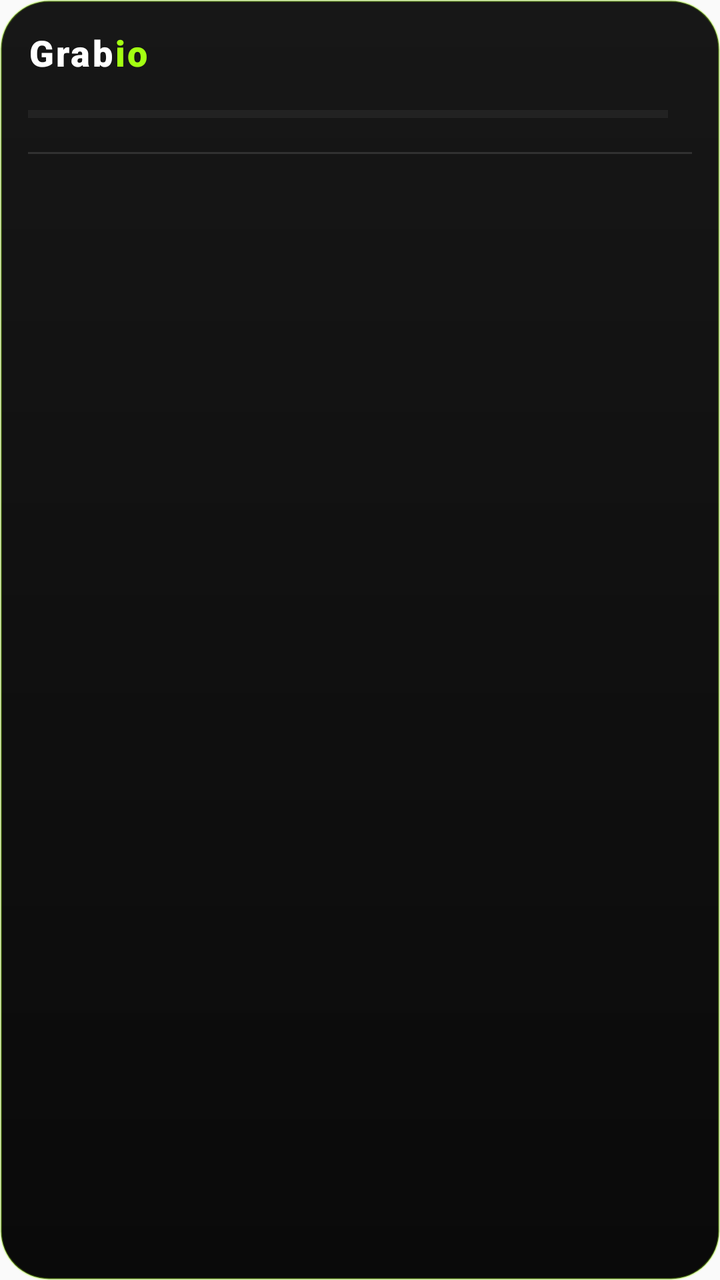
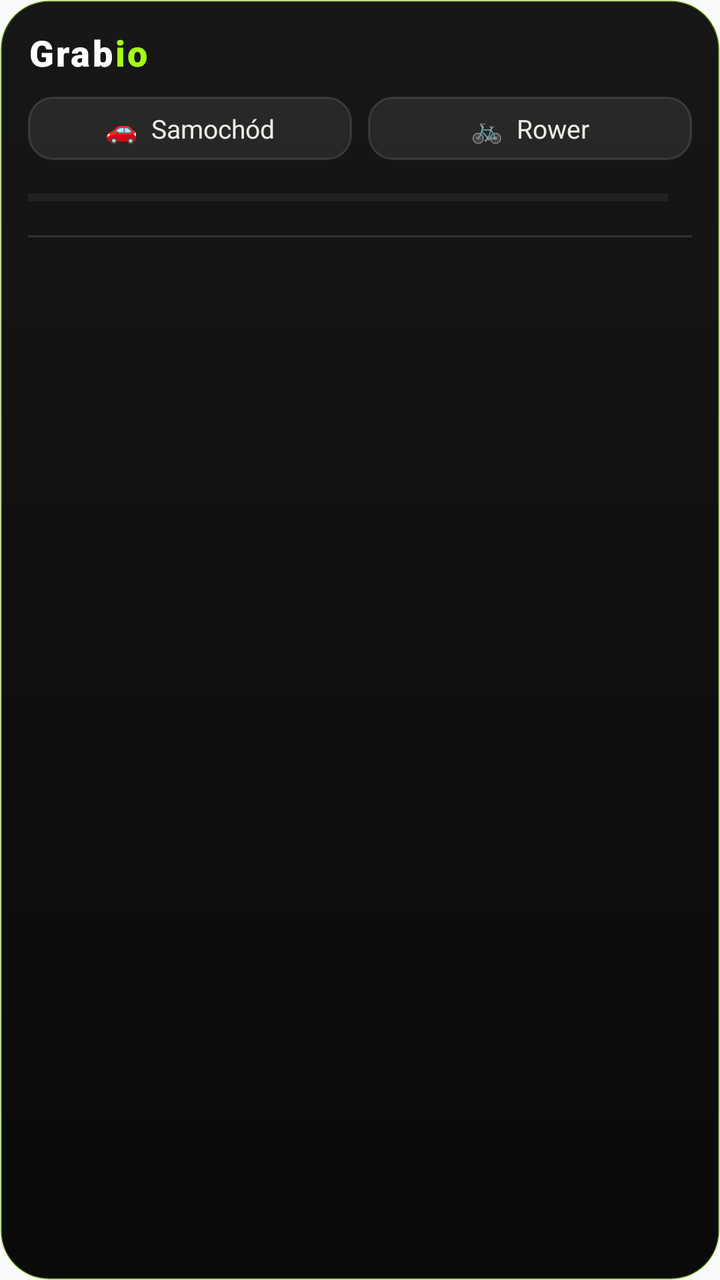

Two renders of the same Android screen: before a commit and after it. Below are the layout's source before the change and the commit's diff.
<!-- AndroidManifest.xml: application theme Theme.Grabio -->
<!-- res/layout/widget_grabio.xml -->
<?xml version="1.0" encoding="utf-8"?>
<LinearLayout xmlns:android="http://schemas.android.com/apk/res/android"
    android:layout_width="match_parent"
    android:layout_height="match_parent"
    android:orientation="vertical"
    android:background="@drawable/widget_bg"
    android:padding="14dp">

    <LinearLayout
        android:id="@+id/widget_header"
        android:layout_width="match_parent"
        android:layout_height="wrap_content"
        android:orientation="horizontal"
        android:gravity="center_vertical">

        
        <TextView
            android:id="@+id/widget_title"
            android:layout_width="wrap_content"
            android:layout_height="wrap_content"
            android:text="Grab"
            android:textColor="#FFFFFF"
            android:fontFamily="sans-serif-black"
            android:letterSpacing="0.06"
            android:textSize="18sp" />

        <TextView
            android:id="@+id/widget_title_io"
            android:layout_width="wrap_content"
            android:layout_height="wrap_content"
            android:text="io"
            android:textColor="#A3FF12"
            android:fontFamily="sans-serif-black"
            android:letterSpacing="0.06"
            android:textSize="18sp" />

        <TextView
            android:id="@+id/widget_day"
            android:layout_width="0dp"
            android:layout_height="wrap_content"
            android:layout_weight="1"
            android:gravity="end"
            android:text=""
            android:textColor="#A3FF12"
            android:textSize="13sp" />
    </LinearLayout>

    <LinearLayout
        android:layout_width="match_parent"
        android:layout_height="wrap_content"
        android:layout_marginTop="10dp"
        android:orientation="horizontal"
        android:gravity="center_vertical">

        <ProgressBar
            android:id="@+id/widget_progress"
            style="?android:attr/progressBarStyleHorizontal"
            android:layout_width="0dp"
            android:layout_height="8dp"
            android:layout_weight="1"
            android:max="100"
            android:progress="0"
            android:progressTint="#A3FF12"
            android:progressBackgroundTint="#33FFFFFF" />

        <TextView
            android:id="@+id/widget_count"
            android:layout_width="wrap_content"
            android:layout_height="wrap_content"
            android:layout_marginStart="12dp"
            android:text=""
            android:textColor="#FFFFFF"
            android:textSize="13sp"
            android:textStyle="bold" />
    </LinearLayout>

    
    <TextView
        android:layout_width="match_parent"
        android:layout_height="1dp"
        android:layout_marginTop="10dp"
        android:layout_marginBottom="6dp"
        android:background="#1FFFFFFF" />

    <ListView
        android:id="@+id/widget_list"
        android:layout_width="match_parent"
        android:layout_height="0dp"
        android:layout_weight="1"
        android:divider="@android:color/transparent"
        android:dividerHeight="6dp"
        android:scrollbars="none"
        android:cacheColorHint="@android:color/transparent"
        android:listSelector="@android:color/transparent" />

</LinearLayout>
<!-- resources referenced by this layout -->
<resources>
  <!-- drawable widget_bg (drawable) -->
  <?xml version="1.0" encoding="utf-8"?>
  <shape xmlns:android="http://schemas.android.com/apk/res/android"
      android:shape="rectangle">
      <gradient
          android:angle="270"
          android:startColor="#FF171717"
          android:centerColor="#FF101010"
          android:endColor="#FF0A0A0A"
          android:type="linear" />
      <corners android:radius="24dp" />
      <stroke
          android:width="1dp"
          android:color="#4DA3FF12" />
  </shape>
  <style name="Theme.Grabio" parent="android:Theme.Material.Light.NoActionBar">
          <item name="android:statusBarColor">@android:color/transparent</item>
          <item name="android:windowLightStatusBar">true</item>
      </style>
</resources>

<!-- the commit's change to res/layout/widget_grabio.xml (unified diff, before → after) -->
@@ -45,6 +45,41 @@
             android:textSize="13sp" />
     </LinearLayout>
 
+    
+    <LinearLayout
+        android:layout_width="match_parent"
+        android:layout_height="wrap_content"
+        android:layout_marginTop="10dp"
+        android:orientation="horizontal">
+
+        <TextView
+            android:id="@+id/widget_car"
+            android:layout_width="0dp"
+            android:layout_height="wrap_content"
+            android:layout_weight="1"
+            android:background="@drawable/widget_choice_bg"
+            android:gravity="center"
+            android:paddingTop="7dp"
+            android:paddingBottom="7dp"
+            android:text="🚗  Samochód"
+            android:textColor="#EDEDE6"
+            android:textSize="13sp" />
+
+        <TextView
+            android:id="@+id/widget_bike"
+            android:layout_width="0dp"
+            android:layout_height="wrap_content"
+            android:layout_weight="1"
+            android:layout_marginStart="8dp"
+            android:background="@drawable/widget_choice_bg"
+            android:gravity="center"
+            android:paddingTop="7dp"
+            android:paddingBottom="7dp"
+            android:text="🚲  Rower"
+            android:textColor="#EDEDE6"
+            android:textSize="13sp" />
+    </LinearLayout>
+
     <LinearLayout
         android:layout_width="match_parent"
         android:layout_height="wrap_content"
@@ -82,15 +117,32 @@
         android:layout_marginBottom="6dp"
         android:background="#1FFFFFFF" />
 
-    <ListView
-        android:id="@+id/widget_list"
+    
+    <FrameLayout
         android:layout_width="match_parent"
         android:layout_height="0dp"
-        android:layout_weight="1"
-        android:divider="@android:color/transparent"
-        android:dividerHeight="6dp"
-        android:scrollbars="none"
-        android:cacheColorHint="@android:color/transparent"
-        android:listSelector="@android:color/transparent" />
+        android:layout_weight="1">
+
+        <ListView
+            android:id="@+id/widget_list"
+            android:layout_width="match_parent"
+            android:layout_height="match_parent"
+            android:divider="@android:color/transparent"
+            android:dividerHeight="6dp"
+            android:scrollbars="none"
+            android:cacheColorHint="@android:color/transparent"
+            android:listSelector="@android:color/transparent" />
+
+        <TextView
+            android:id="@+id/widget_empty"
+            android:layout_width="match_parent"
+            android:layout_height="match_parent"
+            android:gravity="center"
+            android:padding="10dp"
+            android:text="Wybierz, czym jedziesz 👆"
+            android:textColor="#8A948A"
+            android:textSize="13sp"
+            android:visibility="gone" />
+    </FrameLayout>
 
 </LinearLayout>
<!-- resource entries referenced after the edit -->
@@ -15,6 +15,16 @@
           android:width="1dp"
           android:color="#4DA3FF12" />
   </shape>
+  <!-- drawable widget_choice_bg (drawable) -->
+  <?xml version="1.0" encoding="utf-8"?>
+  <shape xmlns:android="http://schemas.android.com/apk/res/android"
+      android:shape="rectangle">
+      <solid android:color="#14FFFFFF" />
+      <corners android:radius="12dp" />
+      <stroke
+          android:width="1dp"
+          android:color="#1FFFFFFF" />
+  </shape>
   <style name="Theme.Grabio" parent="android:Theme.Material.Light.NoActionBar">
           <item name="android:statusBarColor">@android:color/transparent</item>
           <item name="android:windowLightStatusBar">true</item>
